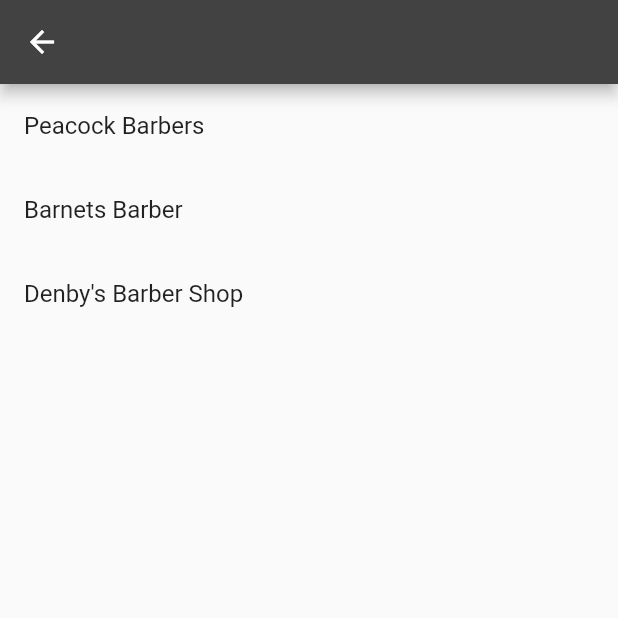
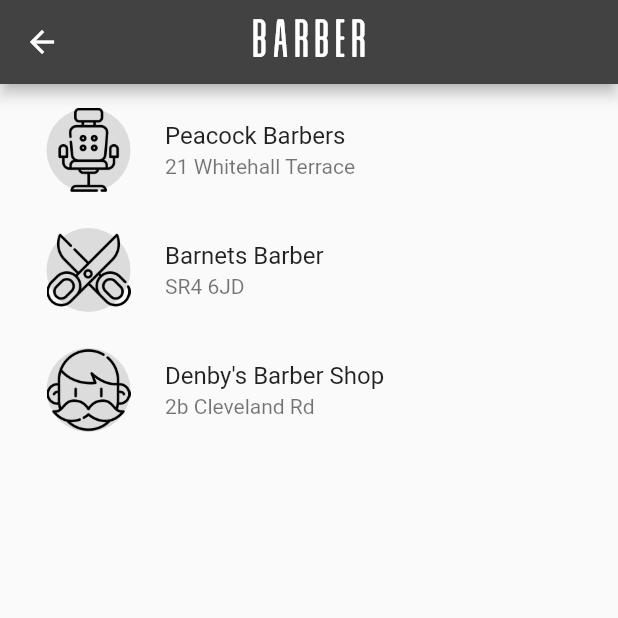
Before and after one commit to dawidstefaniak/Barber, a Flutter app: the screen it shows after launch, after a tap on "Search", on a phone screen of 412 x 824 dp, the top half of it. Run offline on Flutter 3.47's test engine with Material 2 defaults, Android fonts, the phone set to English and light mode, and no system bars; generated files the repository leaves out were written again.

Commit message:
Added new page. Added icons.

```diff
--- a/assets/JSON/barbers_list.json
+++ b/assets/JSON/barbers_list.json
@@ -2,15 +2,18 @@
   "barbers": [
     {
       "name": "Peacock Barbers",
-      "address": "21 Whitehall Terrace"
+      "address": "21 Whitehall Terrace",
+      "icon": "armchair.png"
     },
     {
       "name": "Barnets Barber",
-      "address": "SR4 6JD"
+      "address": "SR4 6JD",
+      "icon": "scissors.png"
     },
     {
       "name": "Denby's Barber Shop",
-      "address": "2b Cleveland Rd"
+      "address": "2b Cleveland Rd",
+      "icon": "moustache.png"
     }
   ]
 }
--- /dev/null
+++ b/lib/Models/Font.dart
@@ -0,0 +1,7 @@
+import 'package:flutter/material.dart';
+
+class Font extends Object{
+  static final String mainFont = "Alvaro-Condensed";
+  static final String secondFont = "libel-suit-rg";
+
+}
--- /dev/null
+++ b/lib/SearchResult.dart
@@ -0,0 +1,23 @@
+import 'package:barber/json/response.dart';
+import 'package:flutter/material.dart';
+
+class SearchResult extends StatefulWidget{
+  final Barber barber;
+
+  _SearchResultState createState() => _SearchResultState();
+
+  SearchResult({Key key, this.barber}) : super(key: key);
+}
+
+class _SearchResultState extends State<SearchResult>{
+  @override
+  Widget build(BuildContext context) {
+    return Scaffold(
+      appBar: AppBar(
+        centerTitle: true,
+        title: Text(widget.barber.name),
+      ),
+    );
+  }
+
+}
--- a/lib/SearchResults.dart
+++ b/lib/SearchResults.dart
@@ -1,21 +1,20 @@
 import 'package:barber/BarberList.dart';
+import 'package:barber/SearchResult.dart';
 import 'json/response.dart';
 import 'package:flutter/material.dart';
 
 import 'dart:convert';
 import 'package:flutter/services.dart' show rootBundle;
 
-class SearchResults extends StatefulWidget{
+class SearchResults extends StatefulWidget {
   final String query;
 
   @override
   _SearchResultsState createState() => _SearchResultsState();
   SearchResults({Key key, this.query}) : super(key: key);
-
 }
 
-class _SearchResultsState extends State<SearchResults>{
-
+class _SearchResultsState extends State<SearchResults> {
   BaseResponse _barberList = new BaseResponse(new List<Barber>());
 
   @override
@@ -26,7 +25,8 @@ class _SearchResultsState extends State<SearchResults>{
   }
 
   _setBarbersList() async {
-    var jsonString = await rootBundle.loadString('assets/JSON/barbers_list.json');
+    var jsonString =
+        await rootBundle.loadString('assets/JSON/barbers_list.json');
     var parsed = json.decode(jsonString);
     setState(() {
       _barberList = BaseResponse.fromJson(parsed);
@@ -38,26 +38,42 @@ class _SearchResultsState extends State<SearchResults>{
   Widget build(BuildContext context) {
     return Scaffold(
       appBar: AppBar(
-        title: Text(widget.query),
+        title: Text(
+          "Barber",
+          style: TextStyle(
+              fontFamily: 'Alvaro-Condensed', fontSize: 36, letterSpacing: 2),
+        ),
+        centerTitle: true,
       ),
       body: _buildList(),
     );
   }
 
-  Widget _buildList (){
-    return ListView.builder(
-      itemCount: _barberList.barbers.length,
-      itemBuilder: (context, i) {
-        return _buildRow(_barberList.barbers[i].name);
-      },
+  Widget _buildList() {
+    return Padding(
+      padding: EdgeInsets.all(8),
+      child: ListView.builder(
+        itemCount: _barberList.barbers.length,
+        itemExtent: 80,
+        itemBuilder: (context, i) {
+          return _buildRow(_barberList.barbers[i]);
+        },
+      ),
     );
   }
 
-
-  Widget _buildRow(String result){
+  Widget _buildRow(Barber barber) {
     return new ListTile(
-      title: new Text(result),
-
+      title: new Text(barber.name),
+      subtitle: new Text(barber.address),
+      leading: CircleAvatar(
+        child: Image.asset(
+          "assets/icons/" + barber.icon,
+        ),
+        radius: 35,
+        backgroundColor: Colors.black12,
+      ),
+      onTap: (){ Navigator.push(context, MaterialPageRoute(builder: (context) => SearchResult(barber: barber)));},
     );
   }
 }
--- a/lib/json/response.dart
+++ b/lib/json/response.dart
@@ -16,8 +16,9 @@ class BaseResponse extends Object{
 class Barber extends Object{
   final String name;
   final String address;
+  final String icon;
 
-  Barber(this.name, this.address);
+  Barber(this.name, this.address, this.icon);
 
   factory Barber.fromJson(Map<String, dynamic> json) => _$BarberFromJson(json);
   Map<String, dynamic> toJson() => _$BarberToJson(this);
--- a/lib/main.dart
+++ b/lib/main.dart
@@ -1,3 +1,4 @@
+import 'package:barber/Models/Font.dart';
 import 'package:barber/SearchResults.dart';
 import 'package:flutter/material.dart';
 
@@ -8,13 +9,13 @@ class MyApp extends StatelessWidget {
   @override
   Widget build(BuildContext context) {
     return MaterialApp(
-      title: 'Flutter Demo',
+      title: 'Barber',
       debugShowCheckedModeBanner: false,
       theme: ThemeData(
         primarySwatch: Colors.yellow,
         primaryColor: Colors.grey[800]
       ),
-      home: MyHomePage(title: 'Flutter Demo Home Page'),
+      home: MyHomePage(title: 'Barber Home Page'),
     );
   }
 }
@@ -82,7 +83,7 @@ class _MyHomePageState extends State<MyHomePage> {
                       textInputAction: TextInputAction.search,
                       style: TextStyle(
                           color: Colors.white,
-                          fontFamily: 'libel-suit-rg',
+                          fontFamily: Font.secondFont,
                           letterSpacing: 2.5),
                       decoration: InputDecoration(
                         hintText: 'Write your location...',
@@ -118,7 +119,7 @@ class _MyHomePageState extends State<MyHomePage> {
                       child: Text(
                         'Search',
                         style: TextStyle(
-                          fontFamily: 'libel-suit-rg',
+                          fontFamily: Font.secondFont,
                           color: Colors.white,
                           fontSize: 22,
                         ),
@@ -147,6 +148,6 @@ class _MyHomePageState extends State<MyHomePage> {
         letterSpacing: 5,
         wordSpacing: 10,
         height: 1.3,
-        fontFamily: 'Alvaro-Condensed');
+        fontFamily: Font.mainFont);
   }
 }
--- a/pubspec.yaml
+++ b/pubspec.yaml
@@ -53,6 +53,7 @@ flutter:
   assets:
     - assets/images/barber-main.jpg
     - assets/JSON/
+    - assets/icons/
 
   # To add assets to your application, add an assets section, like this:
   # assets:
```
Also changed, not shown: assets/icons/armchair.png (added), assets/icons/moustache.png (added), assets/icons/scissors.png (added), lib/json/response.g.dart, pubspec.lock.
